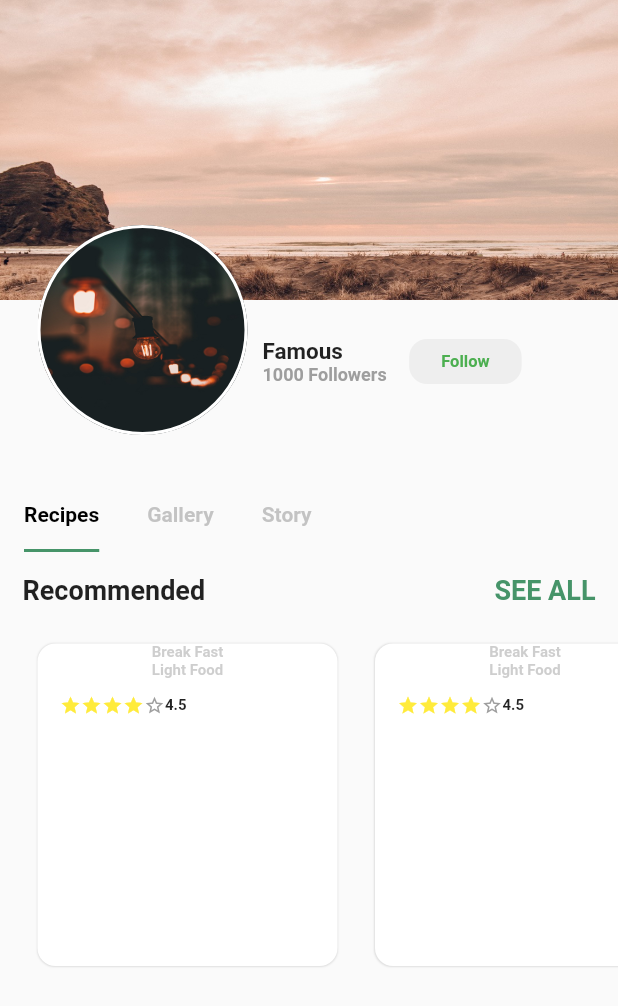
After one commit to Success0452/African_Time, a Flutter app: the FoodPage screen opened by its route, on a phone screen of 412 x 824 dp. The commit adds this screen. Shown: the top 1006 px of the screen. Run offline on Flutter 3.47's test engine with Material 2 defaults, Android fonts, the phone set to English and light mode, and no system bars; our stand-ins replace flutter_spinkit; network calls fail.

Commit message:
ui implementation

```diff
--- a/lib/main.dart
+++ b/lib/main.dart
@@ -1,6 +1,7 @@
 import 'package:flutter/material.dart';
 import 'package:market/pages/home.dart';
 import 'package:market/pages/loading.dart';
+import 'package:market/ui/food_page.dart';
 import 'pages/choose_location.dart';
 
 void main() {
@@ -11,6 +12,7 @@ void main() {
       "/": (context) => const Home(),
       "/loading": (context) => const Loading(),
       "/choose_location": (context) => const ChooseLocation(),
+      "/food_page": (context) => const FoodPage(),
     } ,
   ));
 }
--- /dev/null
+++ b/lib/ui/food_list.dart
@@ -0,0 +1,104 @@
+import 'package:flutter/material.dart';
+
+class FoodList extends StatefulWidget {
+  const FoodList({Key? key}) : super(key: key);
+
+  @override
+  _FoodListState createState() => _FoodListState();
+}
+
+class _FoodListState extends State<FoodList> {
+  @override
+  Widget build(BuildContext context) {
+    return ListView(
+      children: [
+        Padding(
+          padding: const EdgeInsets.only(top: 15.0, left: 15.0, right: 15.0),
+          child: Row(
+            mainAxisAlignment: MainAxisAlignment.spaceBetween,
+            children: const [
+              Text('Recommended',
+              style: TextStyle(
+                fontWeight: FontWeight.bold,
+                fontSize: 18.0
+              ),
+              ),
+              Text('SEE ALL',
+                style: TextStyle(
+                    fontWeight: FontWeight.bold,
+                    fontSize: 18.0,
+                  color: Color(0xFF469469),
+                ),
+              ),
+            ],
+          ),
+        ),
+        Container(
+          height: 250.0,
+          child: ListView(
+            scrollDirection: Axis.horizontal,
+            children: [
+              getCard('assets/daytime.jpg', 'day and time'),
+              getCard('assets/night.jpg', 'night')
+            ],
+          ),
+        )
+      ],
+    );
+  }
+  Widget getCard(String imgPath, String foodName){
+    return Padding(
+      padding: const EdgeInsets.only(top: 25.0, left: 25.0, bottom: 10.0),
+      child: Container(
+        height: 175.0,
+        width: 200.0,
+        decoration: BoxDecoration(
+          borderRadius: BorderRadius.circular(12.0),
+          color: Colors.white,
+          boxShadow: [
+            BoxShadow(
+              blurRadius: 0.3,
+              spreadRadius: 0.3,
+              color: Colors.grey.withOpacity(0.3),
+            )]
+        ),
+        child: Column(
+          children: [
+            Text('Break Fast',
+              style: TextStyle(
+                  fontSize: 10.0,
+                  color: Colors.grey.withOpacity(0.5),
+                  fontWeight: FontWeight.bold
+              ),),
+            Text('Light Food',
+              style: TextStyle(
+                fontSize: 10.0,
+                color: Colors.grey.withOpacity(0.5),
+                fontWeight: FontWeight.bold
+              ),),
+            const SizedBox(height: 10.0,),
+            Padding(
+              padding: const EdgeInsets.only(left: 15.0),
+              child: Row(
+                children: const [
+                  Icon(Icons.star, color: Colors.yellow, size: 14.0,),
+                  Icon(Icons.star, color: Colors.yellow, size: 14.0,),
+                  Icon(Icons.star, color: Colors.yellow, size: 14.0,),
+                  Icon(Icons.star, color: Colors.yellow, size: 14.0,),
+                  Icon(Icons.star_border, color: Colors.grey, size: 14.0,),
+                  SizedBox(height: 10.0,),
+                  Text('4.5',
+                  style: TextStyle(
+                    fontSize: 10.0,
+                    fontWeight: FontWeight.bold,
+                  ),
+                  )
+                ],
+              ),
+            ),
+          ],
+        ),
+      ),
+    );
+  }
+}
--- /dev/null
+++ b/lib/ui/food_page.dart
@@ -0,0 +1,154 @@
+import 'dart:ui';
+
+import 'package:flutter/material.dart';
+
+import 'food_list.dart';
+
+class FoodPage extends StatefulWidget {
+  const FoodPage({Key? key}) : super(key: key);
+
+  @override
+  _FoodPageState createState() => _FoodPageState();
+}
+
+class _FoodPageState extends State<FoodPage> with SingleTickerProviderStateMixin{
+
+  late TabController tabController;
+
+  @override
+  void initState() {
+    super.initState();
+    tabController = TabController(vsync: this, length: 3);
+  }
+  @override
+  Widget build(BuildContext context) {
+    return Scaffold(
+      body: ListView(
+        children: [
+          Stack(
+            children: [
+              Container(height: 300.0,),
+              Container(
+
+                height: 200.0,
+                decoration: const BoxDecoration(
+                  image: DecorationImage(
+                    image: AssetImage('assets/daytime.jpg'),
+                    fit: BoxFit.cover,
+                  ),
+                ),
+              ),
+              Positioned(
+                top: 150.0,
+                left: 25.0,
+                child: Container(
+                  height: 140.0,
+                  width: 140.0,
+                  decoration: BoxDecoration(
+                    border: Border.all(
+                      color: Colors.white,
+                      width: 2.0
+                    ),
+                    borderRadius: BorderRadius.circular(70.0),
+                    image: const DecorationImage(
+                      image: AssetImage('assets/night.jpg'),
+                      fit: BoxFit.cover,
+                    ),
+                  ),
+                ),
+              ),
+              Positioned(
+                top: 225.0,
+                left: 175.0,
+                child: Row(
+                  children: [
+                    Column(
+                      crossAxisAlignment: CrossAxisAlignment.start,
+                      children: const [
+                        Text('Famous',
+                        style: TextStyle(
+                          fontSize: 15.0,
+                          fontWeight: FontWeight.bold
+                        ),
+                        ),
+                        Text('1000 Followers',
+                          style: TextStyle(
+                              fontSize: 12.0,
+                              color: Colors.grey,
+                              fontWeight: FontWeight.bold
+                          ),
+                        ),
+                      ],
+                    ),
+                    const SizedBox(width: 15.0,),
+                    Container(
+                        height: 30.0,
+                        width: 75.0,
+                        decoration: BoxDecoration(
+                            color: Colors.grey[200],
+                            borderRadius: BorderRadius.circular(12.0)
+                        ),
+                        child: const Center(
+                          child: Text('Follow',
+                            style: TextStyle(
+                                fontSize: 11.0,
+                                fontWeight: FontWeight.bold,
+                                color: Colors.green
+                            ),),
+                        ),
+                    ),
+                  ],
+                ),
+              ),
+            ],
+          ),
+          Padding(
+            padding: const EdgeInsets.only(top: 20),
+            child: TabBar(
+              controller: tabController,
+              isScrollable: true,
+              indicatorColor: const Color(0xFF469469),
+              labelColor: Colors.black,
+              indicatorSize: TabBarIndicatorSize.label,
+              unselectedLabelColor: Colors.grey.withOpacity(0.6),
+              tabs: const [
+                Tab(
+                  child: Text('Recipes',
+                  style: TextStyle(
+                    fontWeight: FontWeight.bold
+                  ),
+                  ),
+                ),
+                Tab(
+                  child: Text('Gallery',
+                  style: TextStyle(
+                    fontWeight: FontWeight.bold
+                  ),
+                  ),
+                ),
+                Tab(
+                  child: Text('Story',
+                    style: TextStyle(
+                        fontWeight: FontWeight.bold
+                    ),
+                  ),
+                ),
+              ],
+            ),
+          ),
+          Container(
+            height: MediaQuery.of(context).size.height - 325.0,
+            child: TabBarView(
+              controller: tabController,
+              children: const [
+                FoodList(),
+                FoodList(),
+                FoodList(),
+              ],
+            ),
+          )
+        ],
+      ),
+    );
+  }
+}
```
